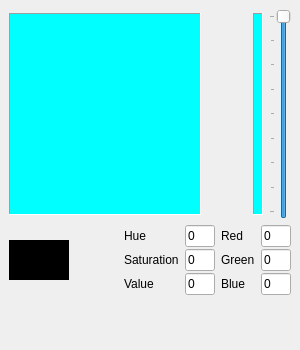
Kracav4ik/pencil_mob, file src/widgets/color_chooser.ui: the form before one commit.
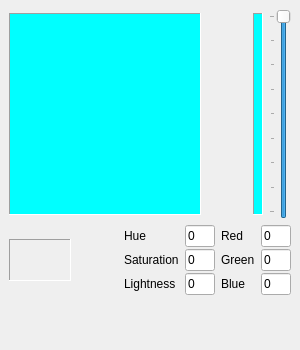
The form after the commit.

Commit message: All six edits and slider work

Diff of the .ui file:
```diff
--- a/src/widgets/color_chooser.ui
+++ b/src/widgets/color_chooser.ui
@@ -248,18 +248,39 @@
         <number>0</number>
        </property>
        <item>
-        <widget class="QWidget" name="widget_3" native="true">
-         <layout class="QVBoxLayout" name="verticalLayout">
-          <property name="spacing">
-           <number>0</number>
-          </property>
+        <widget class="QFrame" name="frame_3">
+         <property name="minimumSize">
+          <size>
+           <width>62</width>
+           <height>42</height>
+          </size>
+         </property>
+         <property name="maximumSize">
+          <size>
+           <width>62</width>
+           <height>42</height>
+          </size>
+         </property>
+         <property name="frameShape">
+          <enum>QFrame::Panel</enum>
+         </property>
+         <property name="frameShadow">
+          <enum>QFrame::Sunken</enum>
+         </property>
+         <layout class="QGridLayout" name="gridLayout_4">
           <property name="leftMargin">
            <number>0</number>
           </property>
+          <property name="topMargin">
+           <number>0</number>
+          </property>
           <property name="rightMargin">
            <number>0</number>
           </property>
-          <item>
+          <property name="bottomMargin">
+           <number>0</number>
+          </property>
+          <item row="0" column="0">
            <widget class="QWidget" name="selectedColor" native="true">
             <property name="sizePolicy">
              <sizepolicy hsizetype="Fixed" vsizetype="Fixed">
@@ -273,8 +294,8 @@
               <height>40</height>
              </size>
             </property>
-            <property name="styleSheet">
-             <string notr="true">background-color: black</string>
+            <property name="autoFillBackground">
+             <bool>true</bool>
             </property>
            </widget>
           </item>
@@ -461,7 +482,7 @@
           <item row="2" column="0">
            <widget class="QLabel" name="label_3">
             <property name="text">
-             <string>Value</string>
+             <string>Lightness</string>
             </property>
             <property name="buddy">
              <cstring>editV</cstring>
```
Left out of the diff: 14 changed lines with no effect on the pictures. The commit also changes 2 other files.
